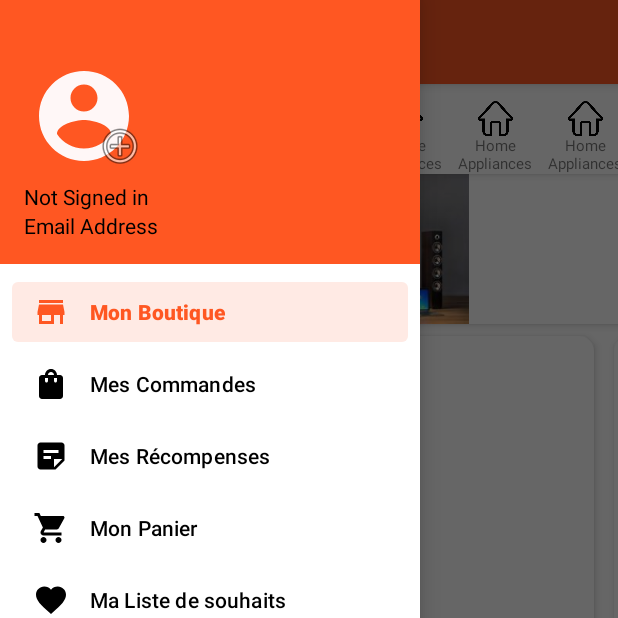
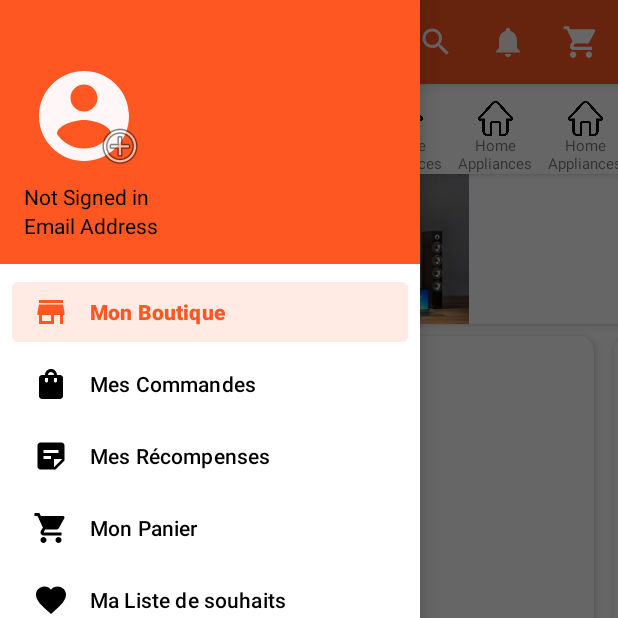
Before and after one commit to ady243/Mobilishop-Java, an Android app: the screen it shows after launch once a user with an empty profile is signed in (MainActivity), with the side drawer open, on a phone screen of 412 x 824 dp, the top half of it. Run offline under Robolectric (Android 15) with nearby library versions, the light colour scheme and no system bars; our stand-ins replace Firebase (no records; nobody signed in at launch, a user with empty details on screens opened directly).

Commit message:
2eme correction beug

```diff
--- a/app/src/main/java/com/example/mobilishop/MainActivity.java
+++ b/app/src/main/java/com/example/mobilishop/MainActivity.java
@@ -48,6 +48,7 @@
         navigationView.setNavigationItemSelectedListener(this);
         navigationView.getMenu().getItem(0).setChecked(true);
         frameLayout = findViewById(R.id.main_framelayout);
+        setFragment(new HomeFragment(),Home_FRAGMENT);
     }
 
 
@@ -105,7 +106,7 @@
             //to do my reward
         }else if(id == R.id.nav_my_cart){
             myCart();
-            //to do my cart
+
         }else if(id == R.id.nav_my_wishlist){
             //tpo do my wishlist
         }else if(id == R.id.nav_my_account){
```
